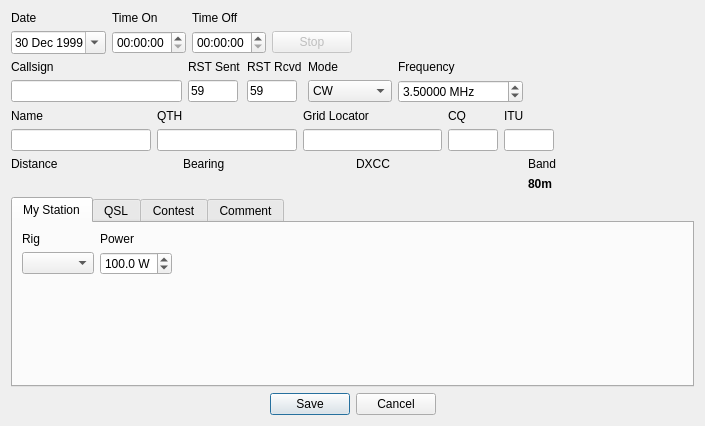
First picture: the form in ui/newcontactwidget.ui, repository 7h0ma5/OpenShack, before the edit.
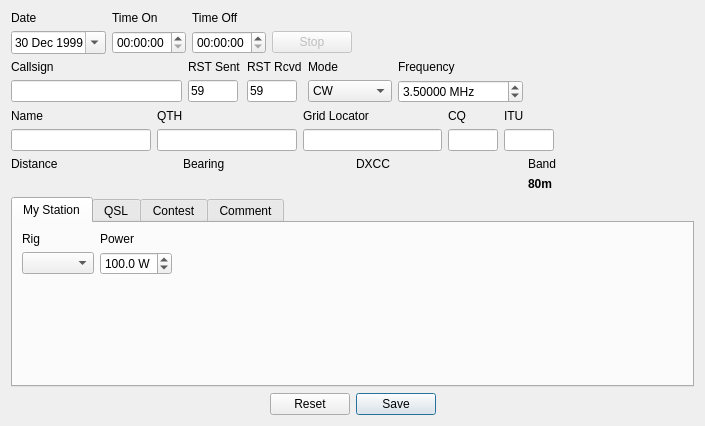
Second picture: the form after the edit.

Diff of the .ui file:
```diff
--- a/ui/newcontactwidget.ui
+++ b/ui/newcontactwidget.ui
@@ -19,8 +19,6 @@
   <property name="windowTitle">
    <string notr="true">Form</string>
   </property>
-  <layout class="QGridLayout" name="gridLayout_8">
-   <item row="0" column="0">
     <layout class="QVBoxLayout" name="verticalLayout">
      <item>
       <layout class="QGridLayout" name="gridLayout">
@@ -807,24 +805,50 @@
       </widget>
      </item>
      <item>
-      <widget class="QDialogButtonBox" name="buttonBox">
-       <property name="enabled">
-        <bool>true</bool>
+    <layout class="QHBoxLayout" name="horizontalLayout">
+     <item>
+      <spacer name="horizontalSpacer_5">
+       <property name="orientation">
+        <enum>Qt::Horizontal</enum>
        </property>
-       <property name="focusPolicy">
-        <enum>Qt::NoFocus</enum>
+       <property name="sizeHint" stdset="0">
+        <size>
+         <width>40</width>
+         <height>20</height>
+        </size>
        </property>
-       <property name="styleSheet">
-        <string notr="true"/>
+      </spacer>
+     </item>
+     <item>
+      <widget class="QPushButton" name="resetButton">
+       <property name="text">
+        <string>Reset</string>
        </property>
-       <property name="standardButtons">
-        <set>QDialogButtonBox::Cancel|QDialogButtonBox::Save</set>
+      </widget>
+     </item>
+     <item>
+      <widget class="QPushButton" name="saveButton">
+       <property name="text">
+        <string>Save</string>
        </property>
-       <property name="centerButtons">
+       <property name="default">
         <bool>true</bool>
        </property>
       </widget>
      </item>
+     <item>
+      <spacer name="horizontalSpacer_6">
+       <property name="orientation">
+        <enum>Qt::Horizontal</enum>
+       </property>
+       <property name="sizeHint" stdset="0">
+        <size>
+         <width>40</width>
+         <height>20</height>
+        </size>
+       </property>
+      </spacer>
+     </item>
     </layout>
    </item>
   </layout>
```
Left out of the diff: 67 changed lines with no effect on the pictures. Lines whose indentation alone changed are shown as unchanged.
